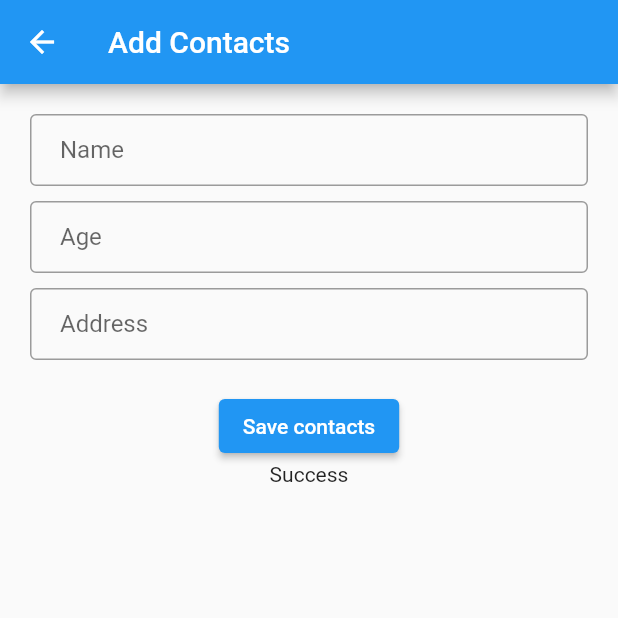
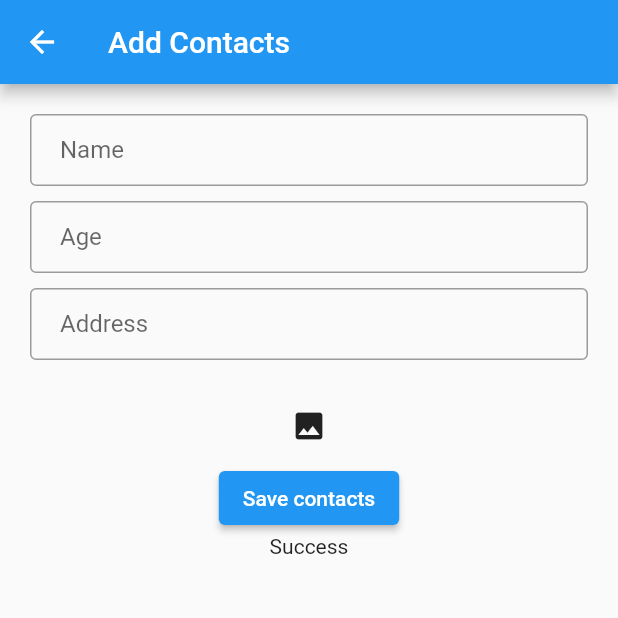
Before and after one commit to kooo12/firebase_test, a Flutter app: the AddScreen screen opened directly, after a tap on "Save contacts", on a phone screen of 412 x 824 dp, the top half of it. Run offline on Flutter 3.47's test engine with Material 2 defaults, Android fonts, the phone set to English and light mode, and no system bars; our stand-ins replace cloud_firestore, firebase_core, firebase_storage, image_picker; accounts and stored records are empty.

Commit message:
profile photo added

```diff
--- a/lib/add_screen.dart
+++ b/lib/add_screen.dart
@@ -1,3 +1,6 @@
+import 'dart:io';
+
+import 'package:firebase_test/image/image_service.dart';
 import 'package:firebase_test/model/person.dart';
 import 'package:flutter/material.dart';
 import 'package:cloud_firestore/cloud_firestore.dart';
@@ -21,6 +24,7 @@ class _AddScreenState extends State<AddScreen> {
   bool _loading = false;
   bool _success = false;
   bool _error = false;
+  File? _profilePic;
   @override
   Widget build(BuildContext context) {
     return Scaffold(
@@ -71,6 +75,23 @@ class _AddScreenState extends State<AddScreen> {
               const SizedBox(
                 height: 20,
               ),
+              IconButton(
+                  onPressed: () async {
+                    File? image = await selectImage();
+                    if (image != null) {
+                      setState(() {
+                        _profilePic = image;
+                      });
+                    }
+                  },
+                  icon: const Icon(Icons.photo)),
+              (_profilePic != null)
+                  ? Image.file(
+                      _profilePic!,
+                      width: 100,
+                      height: 100,
+                    )
+                  : const SizedBox(),
               ElevatedButton(
                   onPressed: _addContacts, child: const Text('Save contacts')),
               (_loading) ? const CircularProgressIndicator() : const SizedBox(),
@@ -82,12 +103,20 @@ class _AddScreenState extends State<AddScreen> {
   }
 
   Future<void> _addContacts() async {
+    String? profileUrl;
     setState(() {
       _loading = true;
       _success = false;
       _error = false;
     });
-    _contacts.add(Person(_name.text, _age.text, _address.text)).then((value) {
+    if (_profilePic != null) {
+      profileUrl = await uploadImage(_profilePic!);
+    }
+
+    _contacts
+        .add(Person(_name.text, _age.text, _address.text,
+            DateTime.now().microsecondsSinceEpoch, profileUrl))
+        .then((value) {
       setState(() {
         _loading = false;
         _success = true;
--- a/lib/home.dart
+++ b/lib/home.dart
@@ -3,15 +3,20 @@ import 'package:firebase_test/add_screen.dart';
 import 'package:firebase_test/model/person.dart';
 import 'package:flutter/material.dart';
 
-class Home extends StatelessWidget {
-  Home({super.key});
+class Home extends StatefulWidget {
+  const Home({super.key});
+
+  @override
+  State<Home> createState() => _HomeState();
+}
+
+class _HomeState extends State<Home> {
   final Stream<QuerySnapshot<Person>> _contactDocs = FirebaseFirestore.instance
       .collection('contacts')
       .withConverter<Person>(
           fromFirestore: (snapshot, _) => Person.fromMap(snapshot.data()!),
           toFirestore: (person, _) => person.toMap())
       .snapshots();
-
   @override
   Widget build(BuildContext context) {
     return Scaffold(
@@ -39,10 +44,16 @@ class Home extends StatelessWidget {
                             contactDocsList[position];
                         return Card(
                           child: ListTile(
-                            title: Text(contactDoc.data().name ?? ''),
-                            subtitle: Text(contactDoc.data().address ?? ''),
-                            trailing: Text(contactDoc.data().age ?? ''),
-                          ),
+                              title: Text(contactDoc.data().name ?? ''),
+                              subtitle: Text(contactDoc.data().address ?? ''),
+                              trailing: Text(contactDoc.data().age ?? ''),
+                              leading: (contactDoc.data().profileUrl != null)
+                                  ? Image.network(
+                                      contactDoc.data().profileUrl!,
+                                      width: 45,
+                                      height: 40,
+                                    )
+                                  : const SizedBox()),
                         );
                       });
                 } else {
--- a/lib/model/person.dart
+++ b/lib/model/person.dart
@@ -2,11 +2,19 @@ class Person {
   String? name;
   String? age;
   String? address;
-  Person(this.name, this.age, this.address);
+  int? timestemp;
+  String? profileUrl;
+  Person(this.name, this.age, this.address, this.timestemp, this.profileUrl);
 
   factory Person.fromMap(Map map) {
-    return Person(map['name'], map['age'], map['address']);
+    return Person(map['name'], map['age'], map['address'], map['timestemp'],
+        map['profileUrl']);
   }
-  Map<String, dynamic> toMap() =>
-      {'name': name, 'age': age, 'address': address};
+  Map<String, dynamic> toMap() => {
+        'name': name,
+        'age': age,
+        'address': address,
+        'timestemp': timestemp,
+        'profileUrl': profileUrl
+      };
 }
--- a/pubspec.yaml
+++ b/pubspec.yaml
@@ -37,6 +37,8 @@ dependencies:
   cupertino_icons: ^1.0.2
   firebase_core: ^2.15.0
   cloud_firestore: ^4.8.4
+  firebase_storage: ^11.2.6
+  image_picker: ^1.0.2
 
 dev_dependencies:
   flutter_test:
```
Also changed, not shown: lib/image/image_service.dart (added, +27 -0 lines), pubspec.lock, 8 other files.
